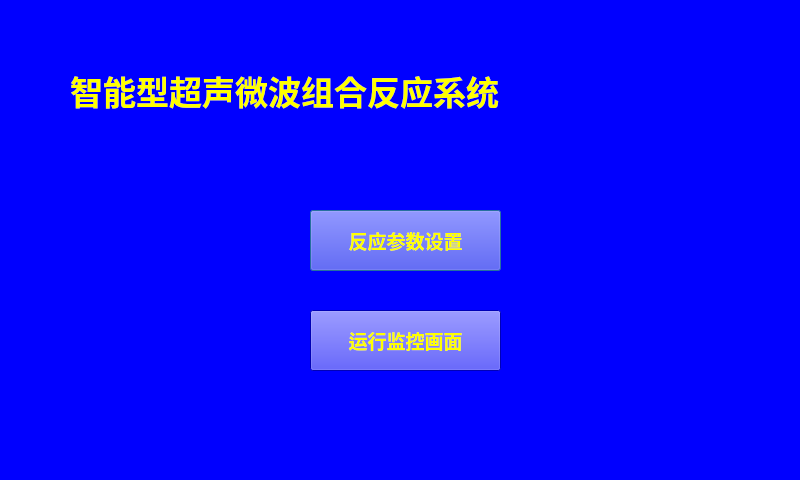
The window that select.ui (wanghao-xznu/untitled2) describes before a commit, drawn with Qt 5.
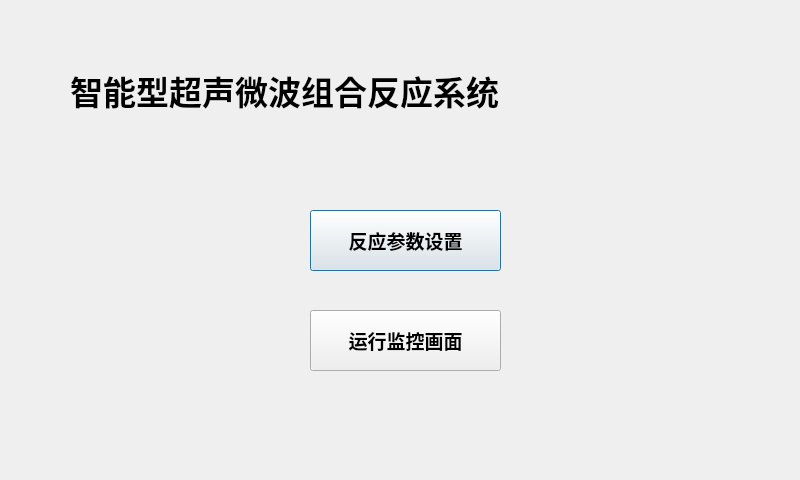
The same window after the commit. Icons and pictures are not drawn.

Diff of the .ui file:
```diff
--- a/select.ui
+++ b/select.ui
@@ -14,8 +14,7 @@
    <string>Dialog</string>
   </property>
   <property name="styleSheet">
-   <string notr="true">color: rgb(255, 255, 0);
-background-color: rgb(0, 0, 255);</string>
+   <string notr="true">background-image:url(./background_bilang.jpg)</string>
   </property>
   <widget class="QLabel" name="label">
    <property name="geometry">
```
